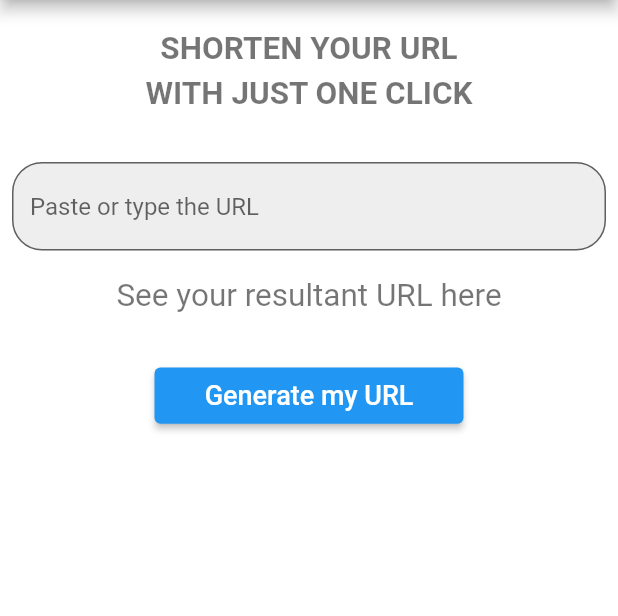
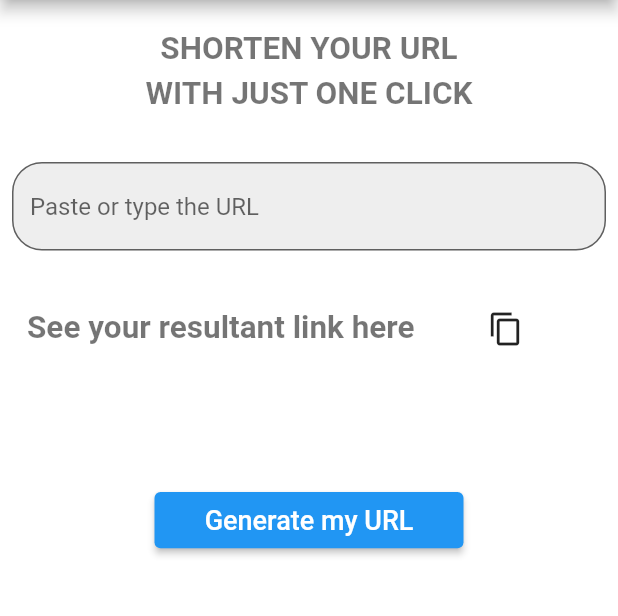
Before and after one commit to abhinavanRoy/flutter-url-shortner, a Flutter app: the screen it shows after launch, after a tap on "Generate my URL", on a phone screen of 412 x 824 dp, the part 84-700 px from its top. Run offline on Flutter 3.47's test engine with Material 2 defaults, Android fonts, the phone set to English and light mode, and no system bars; network calls fail.

Commit message:
Fixed warnings

```diff
--- a/lib/Providers/Url_shortner_state.dart
+++ b/lib/Providers/Url_shortner_state.dart
@@ -2,12 +2,17 @@ import 'package:flutter/material.dart';
 import 'package:http/http.dart' as http;
 import 'package:urlshortner/Model/url_shoetner_response_model.dart';
 
+
 class UrlShortnerState extends ChangeNotifier{
+
+  String  finalUrl = "";
+  int listCount = 0;
 final urlController = TextEditingController();
-String  finalUrl = "See your resultant URL here";
+
 
 handleGetLinkButton() async{
   final longUrl = urlController.text;
+
 
   final String shortUrl = await getShortLink(longUrl);
   finalUrl = "$shortUrl";
@@ -16,6 +21,7 @@ handleGetLinkButton() async{
 }
 
 Future<String> getShortLink(String longUrl) async{
+
 
   final result = await http.post("https://cleanuri.com/api/v1/shorten",body: {"url": longUrl});
 
--- a/lib/Screens/HomePage.dart
+++ b/lib/Screens/HomePage.dart
@@ -1,3 +1,5 @@
+
+
 import 'package:flutter/material.dart';
 import 'package:flutter/services.dart';
 import 'package:provider/provider.dart';
@@ -9,8 +11,14 @@ class HomePage extends StatefulWidget {
 }
 
 class _HomePageState extends State<HomePage> {
+  var now = DateTime.now();
+
+
+
+  String day = "";
+  String timeStamp = "";
+  List<String> itemList = [];
   final focusNode = FocusNode();
-
 
   @override
   Widget build(BuildContext context) {
@@ -74,8 +82,22 @@ class _HomePageState extends State<HomePage> {
             SizedBox(
               height: 10,
             ),
-
-            GestureDetector(
+            Padding(
+              padding: const EdgeInsets.all(10.0),
+              child: Row(
+                children:<Widget> [
+                  state.finalUrl.isEmpty
+                      ? Padding(
+                        padding: const EdgeInsets.all(8.0),
+                        child: Text("See your resultant link here",
+                    style: TextStyle(
+                        color: Colors.black54,
+                        fontSize: 21.0,
+                        fontWeight: FontWeight.bold,
+                    ),),
+                      )
+                      : Padding(
+                        padding: const EdgeInsets.all(8.0),
                         child: Text(
                             state.finalUrl,
                             style: TextStyle(
@@ -83,26 +105,73 @@ class _HomePageState extends State<HomePage> {
                               color: Colors.black54,
                             ),
                           ),
-              onTap: (){
-               Clipboard.setData(ClipboardData(text: state.finalUrl)).whenComplete(() {
-                 ScaffoldMessenger.of(context).showSnackBar(SnackBar(content: Text('Link copied'),
+                      ),
+
+                  SizedBox(
+
+                    width: width * 0.07,
+                  ),
+                  IconButton(
+
+                    icon: Icon(Icons.content_copy),
+                    onPressed: (){
+                      Clipboard.setData(ClipboardData(text: state.finalUrl))
+                          .whenComplete(() {
+                        ScaffoldMessenger.of(context).showSnackBar(SnackBar(
+                          content: Text('Link copied'),
                           duration: Duration(seconds: 1),
                         ));
-
                       });
 
                     },
 
                   ),
+                ],
+              ),
+            ),
             SizedBox(
-              height: 35.0,
+              height: 10,
+            ),
+            Text(
+              "$day",
+              style: TextStyle(
+                color: Colors.black54,
+                fontSize: 21.0,
+                fontWeight: FontWeight.bold,
+              ),
+            ),
+            Text(
+              "$timeStamp",
+              style: TextStyle(
+                color: Colors.black54,
+                fontSize: 21.0,
+                fontWeight: FontWeight.bold,
+              ),
+            ),
+            SizedBox(
+              height: 15.0,
             ),
             SizedBox(
               height: height / 22,
               width: width / 2,
               child: ElevatedButton(
                 onPressed: () {
+                  print(state.urlController.text);
+
+
+                    day = "Created on " +
+                        now.day.toString() +
+                        "." +
+                        now.month.toString() +
+                        "." +
+                        now.year.toString();
+
+                    timeStamp = "at " + now.hour.toString() + ":" +
+                        now.minute.toString() + ":" + now.second.toString();
+
+
                     state.handleGetLinkButton();
+
                     state.urlController.text = "";
 
                 },
@@ -114,6 +183,10 @@ class _HomePageState extends State<HomePage> {
                 ),
               ),
             ),
+            SizedBox(
+              height: 15,
+            ),
+
           ],
         ),
       ),
```
Lines whose indentation alone changed are shown as unchanged.
